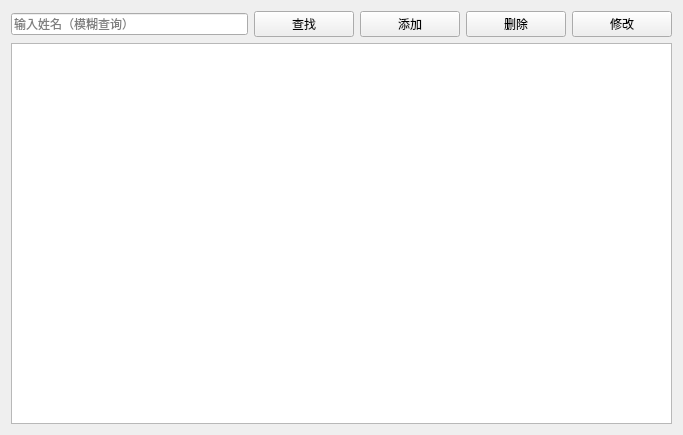
Above: HDATS/patientmanagement.ui from fhwhsa/HDATS before the change. Below: the same form after it.
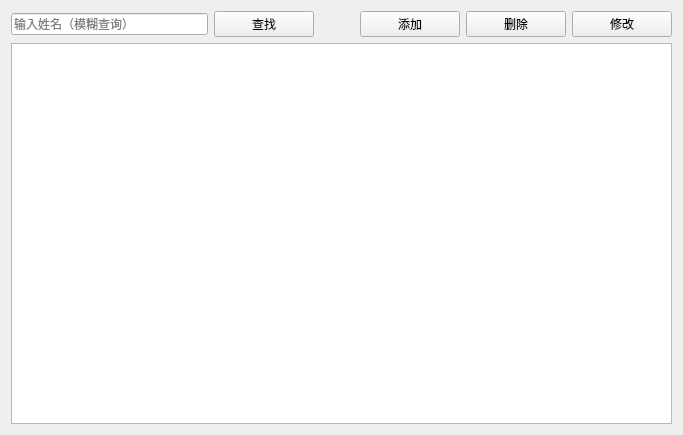
That is the form after the change.

```diff
--- a/HDATS/patientmanagement.ui
+++ b/HDATS/patientmanagement.ui
@@ -46,6 +46,19 @@
            </property>
           </widget>
          </item>
+         <item>
+          <spacer name="horizontalSpacer">
+           <property name="orientation">
+            <enum>Qt::Horizontal</enum>
+           </property>
+           <property name="sizeHint" stdset="0">
+            <size>
+             <width>40</width>
+             <height>20</height>
+            </size>
+           </property>
+          </spacer>
+         </item>
          <item>
           <widget class="QPushButton" name="btnAdd">
            <property name="minimumSize">
```
